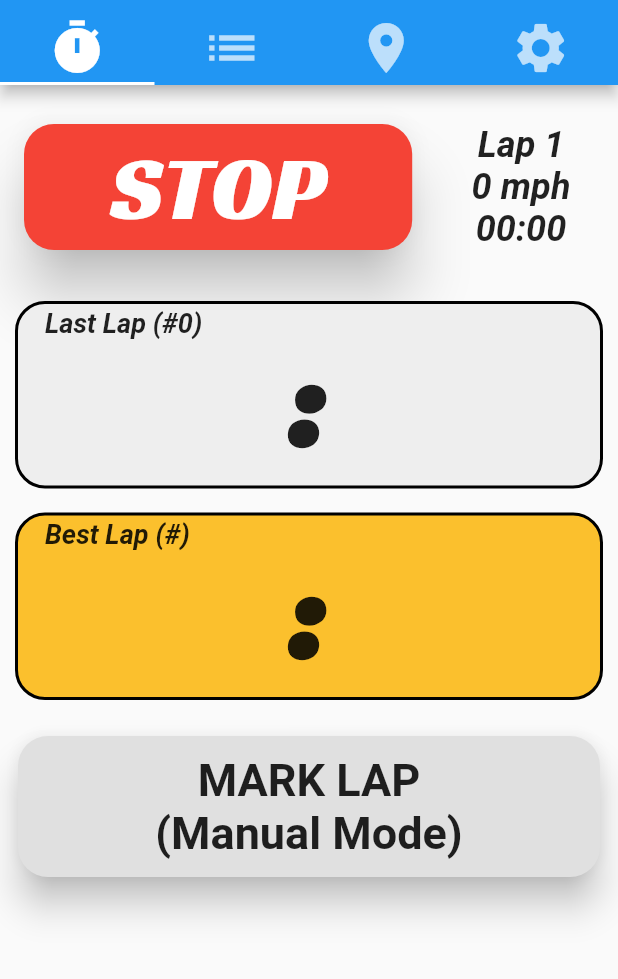
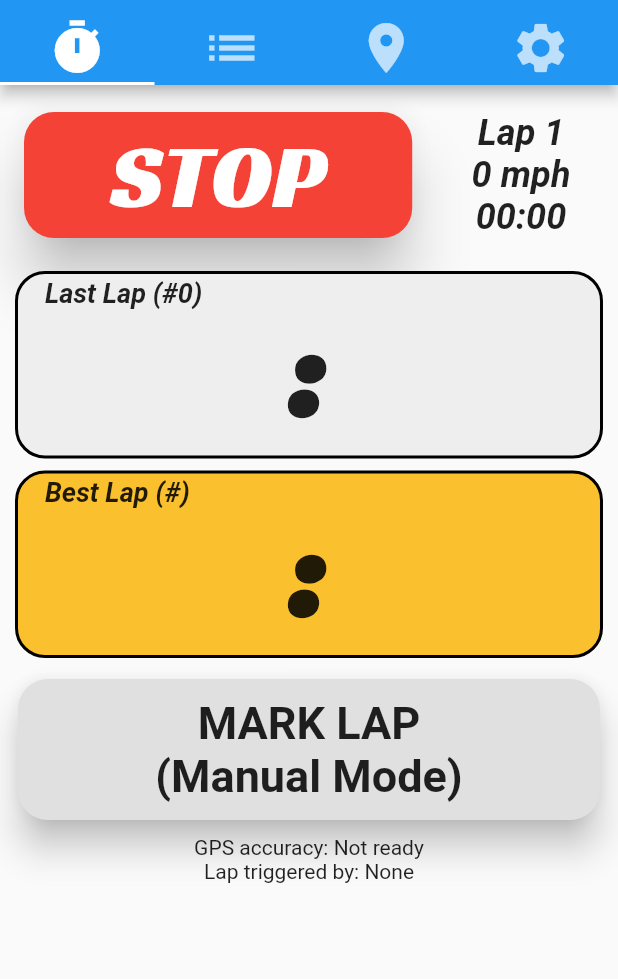
Before and after one commit to markleavitt/karstimer, a Flutter app: the screen it shows after launch, after a tap on "START", on a phone screen of 412 x 824 dp, the part 71-1050 px from its top. Run offline on Flutter 3.47's test engine with Material 2 defaults, Android fonts, the phone set to English and light mode, and no system bars; our stand-ins replace geolocator, google_maps_flutter, package_info, shared_preferences; statements that could not run were skipped.

Commit message:
Start GPS when program starts, monitor accuracy, add start position to all maps.

```diff
--- a/lib/race_data.dart
+++ b/lib/race_data.dart
@@ -13,45 +13,49 @@ RaceData myRaceData = RaceData();
 class RaceData extends ChangeNotifier {
   final int intervalSecs = 1; // Timer will tick 1x/sec
   var prefs;
+  // These are the preference variables
   bool isDarkTheme = false;
-  bool isRunning = false;
   bool isAutoLapMark = false;
   bool isSimulatedData = false;
-  bool isTimedUpdates = true;
   bool isShowMapFlags = true;
+  int minAcceptableLapTime = 0;
+  int maxAcceptableLapTime = 600;
   double colorSensAccel = 6.0;
-  int distanceFilter = 3;
+  // Status variables
+  bool isRunning = false;
+  String locationAccuracy = 'Not ready';
+  String lastLapTrigger = "None";
   int elapsedTime = 0;
   int currentLapNumber = 1;
   int bestLapTime = 9999;
   int bestLapNumber;
-  int minAcceptableLapTime = 0;
-  int maxAcceptableLapTime = 600;
   double currentSpeedMph = 0;
   double lapTopSpeedMph = 0;
   String elapsedTimeString = '00:00';
   String lastLapTimeString = '  :  ';
   String bestLapTimeString = '  :  ';
   String appVersion = "KarsTimer V?.?.?";
+  // Geolocator object, options, and stream
   Geolocator geolocator = Geolocator();
   final locationOptions = LocationOptions(
     accuracy: LocationAccuracy.high,
-    distanceFilter: 10,
+    distanceFilter: 0,
     timeInterval: 1000,
   );
+  StreamSubscription<Position> positionStreamSubscription;
+  // Data from the race
+  List<Position> racePositions =
+      []; // Includes time, latlng, speed, accuracy, etc
+  List<_LapStats> lapStats = []; // Laps are inserted at 0 so order is reversed
+  // Map making data
   BitmapDescriptor flagIcon;
-
-  StreamSubscription<Position> positionStreamSubscription;
+  Position startPosition;
   Position mapCenterPosition;
-  Position startPosition;
-  List<Position> racePositions = [];
-  List<_LapStats> lapStats = [];
   List<Map<String, Marker>> lapMarkers = [{}, {}];
   List<Map<String, Polyline>> polyLines = [{}, {}];
   // Note: lapMarkers and polylines index corresponds to Lap Number, entry 0 is ignored
 
-  Future<bool> initialize() async {
-    try {
+  Future<void> initialize() async {
     // Get app version
     PackageInfo packageInfo = await PackageInfo.fromPlatform();
     appVersion = 'KarsTimer V${packageInfo.version}';
@@ -61,7 +65,6 @@ class RaceData extends ChangeNotifier {
     isDarkTheme = prefs.getBool('isDarkTheme') ?? false;
     isAutoLapMark = prefs.getBool('isAutoLapMark') ?? false;
     isSimulatedData = prefs.getBool('isSimulatedData') ?? false;
-      isTimedUpdates = prefs.getBool('isTimedUpdates') ?? true;
     isShowMapFlags = prefs.getBool('isShowMapFlags') ?? true;
     colorSensAccel = prefs.getDouble('colorSensAccel') ?? 6.0;
     minAcceptableLapTime = prefs.getInt('minAcceptableLapTime') ?? 0;
@@ -69,21 +72,21 @@ class RaceData extends ChangeNotifier {
     // Prepare the flagIcon for mapping
     flagIcon = await BitmapDescriptor.fromAssetImage(
         ImageConfiguration(devicePixelRatio: 2.5), 'images/flag.png');
-      // Check Geolocator permissions, get map center, return true if OK
-      GeolocationStatus geolocationStatus =
+    // Get current position to center map (this will also request permission)
+    mapCenterPosition = await geolocator.getCurrentPosition();
+    print('Got map center position');
+    GeolocationStatus geoLocationStatus =
         await geolocator.checkGeolocationPermissionStatus();
-      print('Initial geoLocationStatus was: $geolocationStatus');
-      mapCenterPosition = await geolocator.getCurrentPosition();
-      return (geolocationStatus == GeolocationStatus.granted);
-    } catch (e) {
-      print('Geolocator error: $e');
-      return false;
+    print('Location status: $geoLocationStatus');
+    // Now subscribe to the position stream if not using simulator
+    if (!isSimulatedData) {
+      _gpsSubscribe(turnOn: true);
     }
   }
 
   void toggleState() {
     isRunning = !isRunning;
-    isRunning ? _start() : _stop();
+    isRunning ? _startRace() : _stop();
   }
 
   void markLap() {
@@ -108,12 +111,18 @@ class RaceData extends ChangeNotifier {
     notifyListeners();
   }
 
+  void clearStartingPosition() {
+    startPosition = null;
+  }
+
   void clearData() {
     racePositions = [];
     lapStats = [];
     lapMarkers = [{}, {}];
     polyLines = [{}, {}];
     currentLapNumber = 1;
+    locationAccuracy = 'unknown';
+    lastLapTrigger = 'none';
     _updateElapsedTime(reset: true);
     lastLapTimeString = '  :  ';
     bestLapTimeString = '  :  ';
@@ -136,11 +145,12 @@ class RaceData extends ChangeNotifier {
   void setIsSimulatedData(bool setting) async {
     isSimulatedData = setting;
     await prefs.setBool('isSimulatedData', isSimulatedData);
+    if (isSimulatedData) {
+      _gpsSubscribe(turnOn: false);
+    } else {
+      _gpsSubscribe(turnOn: true);
     }
-
-  void setIsTimedUpdates(bool setting) async {
-    isTimedUpdates = setting;
-    await prefs.setBool('isTimedUpdates', isTimedUpdates);
+    notifyListeners();
   }
 
   void setIsShowMapFlags(bool setting) async {
@@ -181,19 +191,21 @@ class RaceData extends ChangeNotifier {
     }
   }
 
-  Future<bool> _start() async {
+  Future<bool> _startRace() async {
     isRunning = true;
     notifyListeners();
-    // Get and save starting position
+    // If no previous starting position, record current position as start
+    if (startPosition == null) {
       startPosition = await geolocator.getCurrentPosition();
       print('Starting position is: $startPosition');
+    }
     // Start the periodic timer
     print('timer started');
     Timer.periodic(Duration(seconds: intervalSecs), (timer) {
       if (isRunning) {
         _updateElapsedTime(reset: false);
         if (isSimulatedData) {
-          _addPosition(_simulateGPS(elapsedTime));
+          _processPositionUpdate(_simulateGPS(elapsedTime));
         }
         notifyListeners();
       } else {
@@ -201,25 +213,40 @@ class RaceData extends ChangeNotifier {
         print('timer stopped');
       }
     });
-    // Configure locationUpdateOptions for timed (0) or distance
-    final locationUpdateOptions = LocationOptions(
-      accuracy: LocationAccuracy.high,
-      distanceFilter: (isTimedUpdates ? 0 : distanceFilter),
-    );
-    // Finally, start subscribing to the position stream
-    if (!isSimulatedData) {
-      positionStreamSubscription =
-          geolocator.getPositionStream(locationUpdateOptions).listen((newPos) {
-        _addPosition(newPos);
-        notifyListeners();
-      });
-    }
-    print(
-        'GPS subscription started in ${isTimedUpdates ? 'timed' : 'distance'} mode');
     return true;
   }
 
-  void _addPosition(Position newPosition) {
+  void _gpsSubscribe({bool turnOn}) async {
+    if (turnOn) {
+      if (positionStreamSubscription == null) {
+        positionStreamSubscription =
+            geolocator.getPositionStream(locationOptions).listen((newPos) {
+          _processPositionUpdate(newPos);
+        });
+        print('Subscribed to GPS stream');
+      }
+    } else {
+      if (positionStreamSubscription != null) {
+        await positionStreamSubscription.cancel();
+        positionStreamSubscription = null;
+        print('GPS subscription cancelled');
+      }
+    }
+  }
+
+  void _processPositionUpdate(Position newPosition) {
+    // Save the accuracy for display
+    if (isSimulatedData) {
+      locationAccuracy = '(simulated 50 m)';
+    } else {
+      locationAccuracy = (newPosition.accuracy != null)
+          ? '${newPosition.accuracy.toStringAsFixed(0)} m'
+          : "unknown";
+    }
+    notifyListeners();
+    if (!isRunning) {
+      return;
+    }
     // Save previous position and speed
     Position previousPosition = newPosition;
     if (racePositions.length > 0) {
@@ -272,24 +299,42 @@ class RaceData extends ChangeNotifier {
         LatLng(newPosition.latitude, newPosition.longitude),
       ],
     );
-    // Add marker to map for this lap (note entry 0 in list is not used)
+    // If this is a new lap, add array element for lapMarkers and polyLines
     while (currentLapNumber > lapMarkers.length - 1) {
       lapMarkers.add({}); // Add an empty lapMarkers map for this lap
       polyLines.add({}); // Add empty polyLines map for this lap
     }
+    // If this is first entry on this lap, add the starting marker
+    if (lapMarkers[currentLapNumber].isEmpty) {
+      final startingMarker = Marker(
+        markerId: MarkerId('START'),
+        icon: BitmapDescriptor.defaultMarkerWithHue(180),
+        alpha: 1.0,
+        position: LatLng(startPosition.latitude, startPosition.longitude),
+        infoWindow: InfoWindow(title: 'L:$currentLapNumber START'),
+      );
+      lapMarkers[currentLapNumber]['START'] = startingMarker;
+    }
+    // Finally, add the new point
     lapMarkers[currentLapNumber][elapsedTimeString] = newMarker;
     polyLines[currentLapNumber][elapsedTimeString] = newPolyline;
+
     // Check for automatic lap crossings
     if (isAutoLapMark) {
-      checkLapCrossing(previousPosition, newPosition);
+      _checkLapCrossing(previousPosition, newPosition);
     }
+    notifyListeners();
   }
 
-  void checkLapCrossing(Position p1, Position p2) async {
+  void _checkLapCrossing(Position p1, Position p2) async {
     const double maxRange = 100.0; // Meters distance
     const double minRange = 10.0; // Meters distance
     // If this lap has just started, go no further
     if (lapMarkers[currentLapNumber].length < 10) {
+      return;
+    }
+    // If not moving, go no further
+    if (currentSpeedMph < 1) {
       return;
     }
     // Calculate distance from start point to previous and current point
@@ -309,7 +354,7 @@ class RaceData extends ChangeNotifier {
     }
     // If newest position is very near the start point, declare a new lap and return
     if (distanceToP2 < minRange) {
-      print('Lap completed by being in close range to starting point');
+      lastLapTrigger = 'proximity of ${distanceToP2.toStringAsFixed(0)} m';
       markLap();
       return;
     }
@@ -330,17 +375,14 @@ class RaceData extends ChangeNotifier {
     // Correct for angles > 180
     double correctedAngle = (rawAngle <= 180.0) ? rawAngle : 360.0 - rawAngle;
     if (correctedAngle > 90.0) {
-      print(
-          'Lap completed by bearing sweeping from $bearingToP1 to $bearingToP2');
+      lastLapTrigger =
+          'bearing swing of ${correctedAngle.toStringAsFixed(0)} deg';
       markLap();
     }
   }
 
   Future<void> _stop() async {
     isRunning = false; // This will stop the timer at the next tick
-    if (positionStreamSubscription != null) {
-      positionStreamSubscription.cancel();
-    }
     notifyListeners();
   }
 
@@ -367,7 +409,11 @@ class RaceData extends ChangeNotifier {
         majorAxis * x +
         majorAxis * 0.05 * Random().nextDouble();
     Position simPosition = Position(
-        latitude: lat, longitude: long, timestamp: DateTime.now(), speed: mps);
+      latitude: lat,
+      longitude: long,
+      timestamp: DateTime.now(),
+      speed: mps,
+    );
     return simPosition;
   }
 }
--- a/lib/tab_timer.dart
+++ b/lib/tab_timer.dart
@@ -31,7 +31,7 @@ class _TabTimerState extends State<TabTimer> {
           backColor: Colors.yellow[700],
         ),
         Padding(
-          padding: const EdgeInsets.symmetric(horizontal: 12.0, vertical: 16.0),
+          padding: const EdgeInsets.symmetric(horizontal: 12.0, vertical: 10.0),
           child: RaisedButton(
             elevation: 10.0,
             shape: RoundedRectangleBorder(
@@ -58,6 +58,14 @@ class _TabTimerState extends State<TabTimer> {
             ),
           ),
         ),
+        Center(
+          child: Text(
+              'GPS accuracy: ${Provider.of<RaceData>(context).locationAccuracy}'),
+        ),
+        Center(
+          child: Text(
+              'Lap triggered by: ${Provider.of<RaceData>(context).lastLapTrigger}'),
+        ),
       ],
     );
   }
@@ -73,7 +81,7 @@ class BigTimer extends StatelessWidget {
     return Padding(
       padding: EdgeInsets.symmetric(
         horizontal: 10.0,
-        vertical: 8.0,
+        vertical: 4.0,
       ),
       child: Stack(
         children: [
@@ -113,7 +121,7 @@ class _Header extends StatelessWidget {
   @override
   Widget build(BuildContext context) {
     return Padding(
-      padding: const EdgeInsets.symmetric(vertical: 10.0, horizontal: 4),
+      padding: const EdgeInsets.symmetric(vertical: 2.0, horizontal: 4),
       child: Row(
         mainAxisAlignment: MainAxisAlignment.spaceEvenly,
         children: [
--- a/pubspec.yaml
+++ b/pubspec.yaml
@@ -15,7 +15,7 @@ publish_to: 'none' # Remove this line if you wish to publish to pub.dev
 # In iOS, build-name is used as CFBundleShortVersionString while build-number used as CFBundleVersion.
 # Read more about iOS versioning at
 # https://developer.apple.com/library/archive/documentation/General/Reference/InfoPlistKeyReference/Articles/CoreFoundationKeys.html
-version: 0.9.2+4
+version: 0.9.5+7
 
 environment:
   sdk: ">=2.7.0 <3.0.0"
```
Also changed, not shown: lib/tab_settings.dart (+14 -17 lines). Lines whose indentation alone changed are shown as unchanged.
